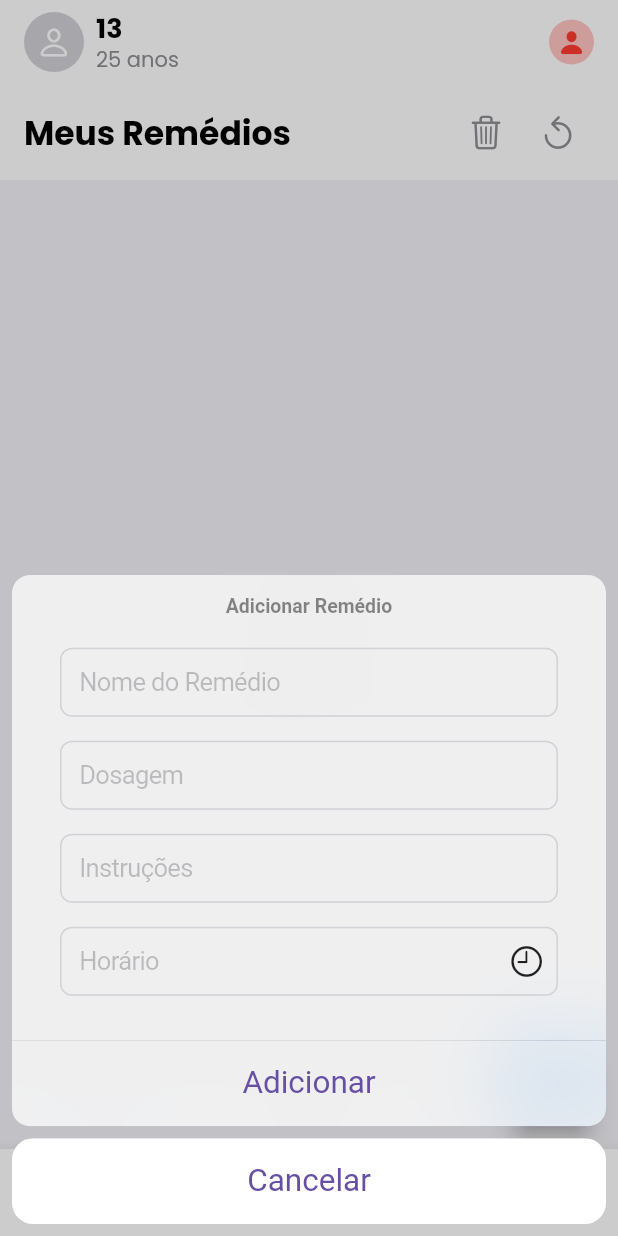
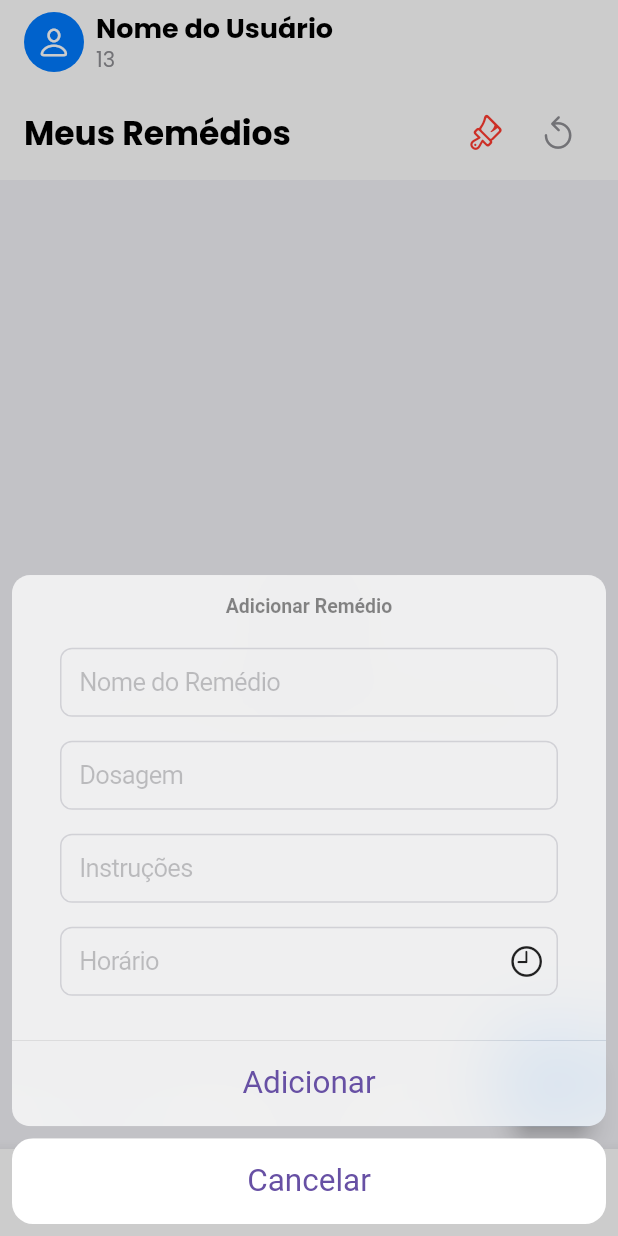
Before and after one commit to militaovitor01/timecare, a Flutter app: the screen it shows after launch, after a tap on an icon or button, on a phone screen of 412 x 824 dp. Run offline on Flutter 3.47's test engine with Material 3 defaults, Android fonts, the phone set to English and light mode, and no system bars; drawn by our look-alikes of stylish_bottom_bar; our stand-ins replace firebase_core, firebase_database, google_fonts; accounts and stored records are empty.

Commit message:
Tela de medinica com design melhorado e com button delete all  vermelho + nome e idade dinamicos

```diff
--- a/lib/main.dart
+++ b/lib/main.dart
@@ -3,7 +3,6 @@ import 'package:flutter/material.dart';
 import 'package:google_fonts/google_fonts.dart';
 import 'package:stylish_bottom_bar/stylish_bottom_bar.dart';
 import 'package:timecare/screens/analysis_screen.dart';
-import 'package:timecare/screens/ListMedicinesScreen.dart';
 import 'package:timecare/screens/ProfileScreen.dart';
 import 'package:firebase_core/firebase_core.dart';
 import 'package:timecare/firebase_options.dart';
--- a/lib/screens/Medicine_screen.dart
+++ b/lib/screens/Medicine_screen.dart
@@ -20,6 +20,8 @@ class _MedicineScreenState extends State<MedicineScreen> {
   final TextEditingController _dosageController = TextEditingController();
   final TextEditingController _instructionsController = TextEditingController();
   TimeOfDay? _selectedTime;
+
+  final DatabaseReference _userRef = FirebaseDatabase.instance.ref('user_test');
 
   @override
   void dispose() {
@@ -349,6 +351,72 @@ class _MedicineScreenState extends State<MedicineScreen> {
     );
   }
 
+  Future<void> _deleteAllMedicines() async {
+    try {
+      // Get a snapshot of the data under the remedios node
+      final snapshot = await _databaseRef.get();
+
+      if (snapshot.exists && snapshot.value != null) {
+        final Map<dynamic, dynamic> medicinesMap =
+            snapshot.value as Map<dynamic, dynamic>;
+
+        // Iterate through each medicine entry and delete it individually
+        for (final key in medicinesMap.keys) {
+          await _databaseRef.child(key).remove();
+        }
+
+        if (!mounted) return;
+        _showModernNotification(
+          context,
+          'Todos os medicamentos removidos com sucesso.',
+        );
+      } else {
+        if (!mounted) return;
+        _showModernNotification(
+          context,
+          'Não há medicamentos para remover.',
+          isError: false,
+        );
+      }
+    } catch (e) {
+      if (!mounted) return;
+      _showModernNotification(
+        context,
+        'Erro ao remover medicamentos: $e',
+        isError: true,
+      );
+    }
+  }
+
+  void _showDeleteAllConfirmation() {
+    if (!mounted) return;
+    showCupertinoModalPopup(
+      context: context,
+      builder: (BuildContext context) {
+        return CupertinoActionSheet(
+          title: const Text('Confirmar exclusão de todos os medicamentos'),
+          message: const Text(
+            'Tem certeza que deseja excluir TODOS os medicamentos? Esta ação não pode ser desfeita.',
+          ),
+          actions: [
+            CupertinoActionSheetAction(
+              isDestructiveAction: true,
+              onPressed: () {
+                Navigator.of(context, rootNavigator: true).pop();
+                _deleteAllMedicines();
+              },
+              child: const Text('Excluir Todos'),
+            ),
+          ],
+          cancelButton: CupertinoActionSheetAction(
+            onPressed: () => Navigator.of(context, rootNavigator: true).pop(),
+            child: const Text('Cancelar'),
+          ),
+        );
+      },
+    );
+  }
+
   void _showAddMedicineDialog() {
     showCupertinoModalPopup(
       context: context,
@@ -435,34 +503,61 @@ class _MedicineScreenState extends State<MedicineScreen> {
           child: Column(
             crossAxisAlignment: CrossAxisAlignment.start,
             children: [
-              Row(
+              // StreamBuilder for user data
+              StreamBuilder<DatabaseEvent>(
+                stream: _userRef.onValue,
+                builder: (context, snapshot) {
+                  if (snapshot.hasError) {
+                    return Text(
+                      'Erro: ${snapshot.error}',
+                      style: TextStyle(color: CupertinoColors.systemRed),
+                    );
+                  }
+
+                  if (!snapshot.hasData) {
+                    return const CupertinoActivityIndicator(); // Loading indicator while fetching user data
+                  }
+
+                  // Extract user data
+                  final userData =
+                      snapshot.data!.snapshot.value as Map<dynamic, dynamic>?;
+                  final userName =
+                      userData?['name'] ??
+                      'Nome do Usuário'; // Assuming name is stored under 'nome'
+
+                  return Row(
                     children: [
                       Container(
                         width: 40,
                         height: 40,
                         decoration: BoxDecoration(
-                      color: CupertinoColors.systemGrey4,
-                      borderRadius: BorderRadius.circular(20),
+                          color:
+                              CupertinoColors
+                                  .systemBlue, // Changed color to a primary blue
+                          borderRadius: BorderRadius.circular(
+                            20,
+                          ), // Keep it circular
                         ),
                         child: const Icon(
                           CupertinoIcons.person,
-                      color: CupertinoColors.white,
+                          color: Colors.white, // Keep icon color white
                         ),
                       ),
                       const SizedBox(width: 8),
-                  const Column(
+                      Column(
                         crossAxisAlignment: CrossAxisAlignment.start,
                         children: [
                           Text(
-                        '13',
-                        style: TextStyle(
+                            userName, // Display fetched user name
+                            style: const TextStyle(
                               fontSize: 18,
                               fontWeight: FontWeight.bold,
                               color: Colors.black,
                             ),
                           ),
                           Text(
-                        '25 anos',
+                            (userData?['idade'] ?? 13)
+                                .toString(), // Convert int to String
                             style: TextStyle(
                               fontSize: 14,
                               color: CupertinoColors.systemGrey,
@@ -471,20 +566,10 @@ class _MedicineScreenState extends State<MedicineScreen> {
                         ],
                       ),
                       const Spacer(),
-                  Container(
-                    width: 30,
-                    height: 30,
-                    decoration: BoxDecoration(
-                      color: CupertinoColors.systemRed.withOpacity(0.3),
-                      borderRadius: BorderRadius.circular(15),
-                    ),
-                    child: const Icon(
-                      CupertinoIcons.person_fill,
-                      color: CupertinoColors.systemRed,
-                      size: 20,
-                    ),
-                  ),
+
                     ],
+                  );
+                },
               ),
               const SizedBox(height: 16),
               Row(
@@ -502,11 +587,11 @@ class _MedicineScreenState extends State<MedicineScreen> {
                     children: [
                       IconButton(
                         icon: const Icon(
-                          CupertinoIcons.delete,
-                          color: CupertinoColors.systemGrey,
+                          CupertinoIcons.paintbrush,
+                          color: CupertinoColors.systemRed,
                         ),
                         onPressed: () {
-                          // TODO: Implement delete all functionality
+                          _showDeleteAllConfirmation();
                         },
                       ),
                       IconButton(
```
Also changed, not shown: lib/screens/ListMedicinesScreen.dart (deleted, +0 -496 lines), lib/screens/EditUserScreen.dart (added). Lines whose indentation alone changed are shown as unchanged.
